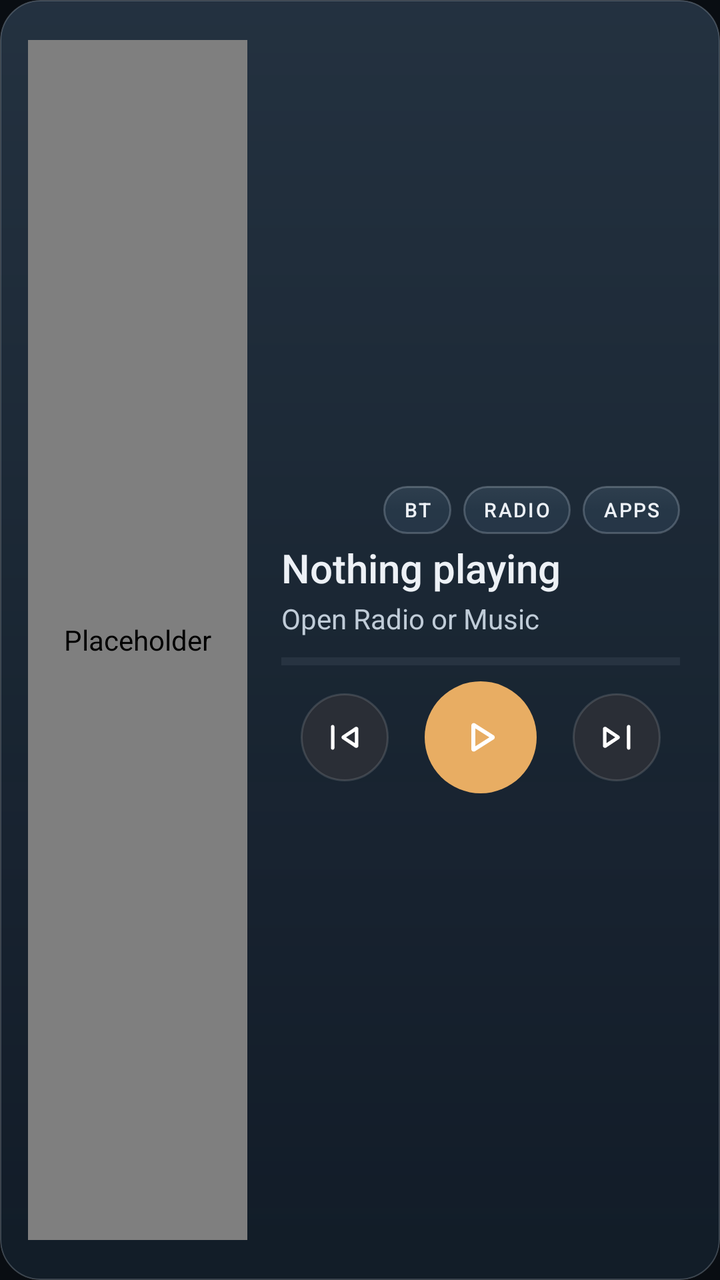
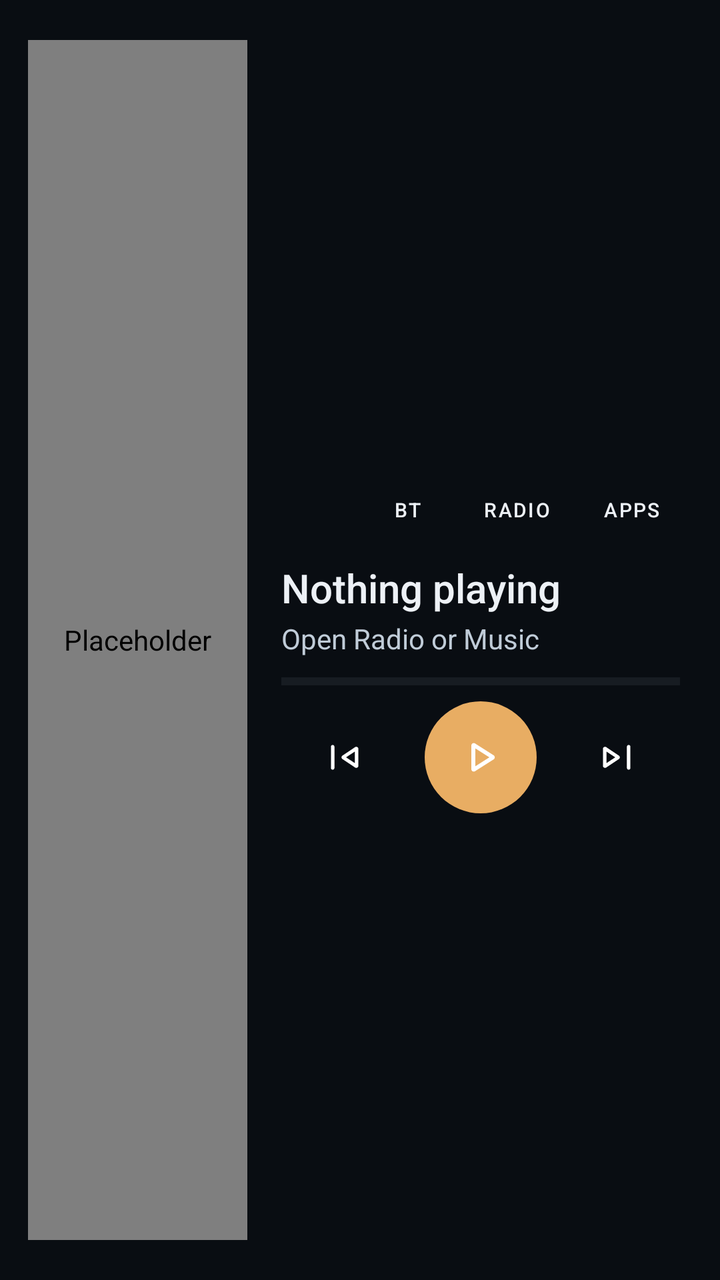

Screens rendered from an Android XML layout before and after an edit, with the pre-edit source and the edit as a unified diff.
<!-- AndroidManifest.xml: application theme Theme.RamLauncher -->
<!-- res/layout/widget_media.xml -->
<?xml version="1.0" encoding="utf-8"?>
<LinearLayout xmlns:android="http://schemas.android.com/apk/res/android"
    android:id="@+id/media_card"
    android:layout_width="match_parent"
    android:layout_height="match_parent"
    android:orientation="horizontal"
    android:gravity="center_vertical"
    android:padding="14dp"
    android:background="@drawable/glass_card"
    android:clipToOutline="true">

    <com.ramphoenix.launcher.SquareImageView
        android:id="@+id/media_art"
        android:layout_width="wrap_content"
        android:layout_height="match_parent"
        android:layout_marginTop="6dp"
        android:layout_marginBottom="6dp"
        android:padding="18dp"
        android:scaleType="centerCrop"
        android:src="@drawable/ic_media_fallback"
        android:background="@drawable/glass_tile_sq"
        android:contentDescription="@null" />

    <LinearLayout
        android:id="@+id/media_info"
        android:layout_width="0dp"
        android:layout_height="wrap_content"
        android:layout_weight="1"
        android:layout_marginStart="17dp"
        android:layout_marginEnd="6dp"
        android:orientation="vertical">

        <LinearLayout
            android:layout_width="match_parent"
            android:layout_height="wrap_content"
            android:orientation="horizontal"
            android:gravity="center_vertical">
            <ImageView
                android:id="@+id/media_src_icon"
                android:layout_width="20dp"
                android:layout_height="20dp"
                android:contentDescription="@null" />
            <TextView
                android:id="@+id/media_src_name"
                android:layout_width="0dp"
                android:layout_weight="1"
                android:layout_height="wrap_content"
                android:layout_marginStart="7dp"
                android:maxLines="1"
                android:ellipsize="end"
                android:textColor="@color/text_secondary"
                android:textSize="13sp" />
            
            <TextView style="@style/SourcePill" android:id="@+id/media_src_bt"    android:text="@string/source_bt" />
            <TextView style="@style/SourcePill" android:id="@+id/media_src_radio" android:text="@string/source_radio" />
            <TextView style="@style/SourcePill" android:id="@+id/media_src_apps"  android:text="@string/source_apps" />
        </LinearLayout>

        <TextView
            android:id="@+id/media_title"
            android:layout_width="match_parent"
            android:layout_height="wrap_content"
            android:layout_marginTop="6dp"
            android:text="@string/nothing_playing"
            android:textColor="@color/text_primary"
            android:textSize="20sp"
            android:fontFamily="sans-serif-medium"
            android:maxLines="1"
            android:ellipsize="end"
            android:includeFontPadding="false" />

        <TextView
            android:id="@+id/media_artist"
            android:layout_width="match_parent"
            android:layout_height="wrap_content"
            android:layout_marginTop="3dp"
            android:text="@string/open_media_hint"
            android:textColor="@color/text_secondary"
            android:textSize="14sp"
            android:maxLines="1"
            android:ellipsize="end" />

        <ProgressBar
            android:id="@+id/media_progress"
            style="?android:attr/progressBarStyleHorizontal"
            android:layout_width="match_parent"
            android:layout_height="4dp"
            android:layout_marginTop="10dp"
            android:max="1000"
            android:progress="0"
            android:progressTint="@color/accent"
            android:progressBackgroundTint="@color/glass_stroke" />

        <LinearLayout
            android:id="@+id/media_controls"
            android:layout_width="match_parent"
            android:layout_height="wrap_content"
            android:layout_marginTop="8dp"
            android:orientation="horizontal"
            android:gravity="center">
            <ImageView
                android:id="@+id/media_prev"
                android:layout_width="44dp"
                android:layout_height="44dp"
                android:padding="8dp"
                android:src="@drawable/ic_m_skip_previous"
                android:background="@drawable/media_btn"
                android:contentDescription="@null" />
            <ImageView
                android:id="@+id/media_play"
                android:layout_width="56dp"
                android:layout_height="56dp"
                android:layout_marginStart="18dp"
                android:layout_marginEnd="18dp"
                android:padding="12dp"
                android:src="@drawable/ic_m_play_arrow"
                android:background="@drawable/media_btn_accent"
                android:contentDescription="@null" />
            <ImageView
                android:id="@+id/media_next"
                android:layout_width="44dp"
                android:layout_height="44dp"
                android:padding="8dp"
                android:src="@drawable/ic_m_skip_next"
                android:background="@drawable/media_btn"
                android:contentDescription="@null" />
        </LinearLayout>
    </LinearLayout>
</LinearLayout>
<!-- resources referenced by this layout -->
<resources>
  <!-- drawable glass_card (drawable) -->
  <?xml version="1.0" encoding="utf-8"?>
  <shape xmlns:android="http://schemas.android.com/apk/res/android" android:shape="rectangle">
      <corners android:radius="20dp" />
      <gradient android:angle="270" android:startColor="#CC2A3A4B" android:endColor="@color/surface_card" />
      <stroke android:width="0.5dp" android:color="@color/glass_stroke" />
  </shape>
  <!-- drawable glass_tile_sq (drawable) -->
  <?xml version="1.0" encoding="utf-8"?>
  <layer-list xmlns:android="http://schemas.android.com/apk/res/android">
      <item>
          <shape android:shape="rectangle">
              <corners android:radius="14dp" />
              <solid android:color="@color/glass_fill" />
              <stroke android:width="1dp" android:color="@color/glass_stroke" />
          </shape>
      </item>
      <item>
          <shape android:shape="rectangle">
              <corners android:radius="14dp" />
              <gradient android:type="linear" android:angle="270"
                  android:startColor="@color/glass_highlight"
                  android:centerColor="#00FFFFFF" android:endColor="#00FFFFFF" />
          </shape>
      </item>
  </layer-list>
  <!-- drawable media_btn (drawable) -->
  <?xml version="1.0" encoding="utf-8"?>
  <ripple xmlns:android="http://schemas.android.com/apk/res/android" android:color="@color/accent_soft">
      <item><shape android:shape="oval"><solid android:color="#FF2A2E36" /><stroke android:width="1dp" android:color="#22FFFFFF" /></shape></item>
  </ripple>
  <style name="SourcePill">
          <item name="android:layout_width">wrap_content</item>
          <item name="android:layout_height">24dp</item>
          <item name="android:layout_marginStart">6dp</item>
          <item name="android:paddingStart">10dp</item>
          <item name="android:paddingEnd">10dp</item>
          <item name="android:gravity">center</item>
          <item name="android:background">@drawable/glass_tile_selector</item>
          <item name="android:textColor">@color/text_primary</item>
          <item name="android:textSize">10sp</item>
          <item name="android:letterSpacing">0.08</item>
          <item name="android:fontFamily">sans-serif-medium</item>
          <item name="android:clickable">true</item>
          <item name="android:focusable">true</item>
      </style>
  <color name="surface_card">#C313202D</color>
  <color name="glass_fill">#BC2B3C4E</color>
  <color name="glass_highlight">#0AFFFFFF</color>
  <color name="accent_soft">#30E8AD63</color>
  <!-- drawable glass_tile_selector (drawable) -->
  <?xml version="1.0" encoding="utf-8"?>
  <ripple xmlns:android="http://schemas.android.com/apk/res/android" android:color="@color/accent_soft">
      <item android:id="@android:id/mask">
          <shape android:shape="rectangle">
              <corners android:radius="30dp" />
              <solid android:color="#FFFFFFFF" />
          </shape>
      </item>
      <item>
          <selector>
              <item android:state_pressed="true" android:drawable="@drawable/glass_tile_pressed" />
              <item android:state_focused="true" android:drawable="@drawable/glass_tile_pressed" />
              <item android:state_selected="true" android:drawable="@drawable/glass_tile_pressed" />
              <item android:drawable="@drawable/glass_tile" />
          </selector>
      </item>
  </ripple>
  <!-- drawable glass_tile_pressed (drawable) -->
  <?xml version="1.0" encoding="utf-8"?>
  <layer-list xmlns:android="http://schemas.android.com/apk/res/android">
      <item>
          <shape android:shape="rectangle">
              <corners android:radius="30dp" />
              <solid android:color="@color/glass_fill_bright" />
              <stroke android:width="1.5dp" android:color="@color/glass_stroke_bright" />
          </shape>
      </item>
  </layer-list>
  <!-- drawable glass_tile (drawable) -->
  <?xml version="1.0" encoding="utf-8"?>
  <layer-list xmlns:android="http://schemas.android.com/apk/res/android">
      <item>
          <shape android:shape="rectangle">
              <corners android:radius="30dp" />
              <solid android:color="@color/glass_fill" />
              <stroke android:width="1dp" android:color="@color/glass_stroke" />
          </shape>
      </item>
      <item>
          <shape android:shape="rectangle">
              <corners android:radius="30dp" />
              <gradient android:type="linear" android:angle="270"
                  android:startColor="@color/glass_highlight"
                  android:centerColor="#00FFFFFF" android:endColor="#00FFFFFF" />
          </shape>
      </item>
  </layer-list>
  <color name="glass_fill_bright">#D4435364</color>
  <color name="glass_stroke_bright">#FFB98A51</color>
  <!-- unchanged entries left out for length: 17 -->
</resources>

<!-- the commit's change to res/layout/widget_media.xml (unified diff, before → after) -->
@@ -1,13 +1,14 @@
 <?xml version="1.0" encoding="utf-8"?>
-<LinearLayout xmlns:android="http://schemas.android.com/apk/res/android"
+<FrameLayout xmlns:android="http://schemas.android.com/apk/res/android"
     android:id="@+id/media_card"
     android:layout_width="match_parent"
     android:layout_height="match_parent"
-    android:orientation="horizontal"
-    android:gravity="center_vertical"
-    android:padding="14dp"
     android:background="@drawable/glass_card"
     android:clipToOutline="true">
+
+    <LinearLayout android:id="@+id/media_main" android:layout_width="match_parent"
+        android:layout_height="match_parent" android:orientation="horizontal"
+        android:gravity="center_vertical" android:padding="14dp">
 
     <com.ramphoenix.launcher.SquareImageView
         android:id="@+id/media_art"
@@ -105,7 +106,7 @@
                 android:padding="8dp"
                 android:src="@drawable/ic_m_skip_previous"
                 android:background="@drawable/media_btn"
-                android:contentDescription="@null" />
+                android:contentDescription="Previous track or seek down" />
             <ImageView
                 android:id="@+id/media_play"
                 android:layout_width="56dp"
@@ -115,7 +116,7 @@
                 android:padding="12dp"
                 android:src="@drawable/ic_m_play_arrow"
                 android:background="@drawable/media_btn_accent"
-                android:contentDescription="@null" />
+                android:contentDescription="Play or pause" />
             <ImageView
                 android:id="@+id/media_next"
                 android:layout_width="44dp"
@@ -123,7 +124,25 @@
                 android:padding="8dp"
                 android:src="@drawable/ic_m_skip_next"
                 android:background="@drawable/media_btn"
-                android:contentDescription="@null" />
+                android:contentDescription="Next track or seek up" />
         </LinearLayout>
     </LinearLayout>
-</LinearLayout>
+    </LinearLayout>
+    <LinearLayout android:id="@+id/media_idle" android:layout_width="match_parent"
+        android:layout_height="76dp" android:layout_gravity="center_vertical"
+        android:orientation="horizontal" android:gravity="center_vertical"
+        android:paddingHorizontal="12dp" android:visibility="gone">
+        <ImageView android:layout_width="26dp" android:layout_height="26dp"
+            android:src="@drawable/ic_music" android:tint="@color/text_secondary" android:contentDescription="@null" />
+        <TextView android:id="@+id/media_idle_title" android:layout_width="0dp"
+            android:layout_weight="1" android:layout_height="wrap_content" android:layout_marginStart="12dp"
+            android:text="@string/nothing_playing" android:textColor="@color/text_secondary"
+            android:textSize="14sp" android:maxLines="1" android:ellipsize="end" />
+        <TextView style="@style/SourcePill" android:id="@+id/media_idle_bt" android:text="@string/source_bt" />
+        <TextView style="@style/SourcePill" android:id="@+id/media_idle_radio" android:text="@string/source_radio" />
+        <TextView style="@style/SourcePill" android:id="@+id/media_idle_apps" android:text="@string/source_apps" />
+        <ImageView android:id="@+id/media_idle_play" android:layout_width="44dp" android:layout_height="44dp"
+            android:layout_marginStart="10dp" android:padding="10dp" android:src="@drawable/ic_m_play_arrow"
+            android:background="@drawable/media_btn" android:contentDescription="Resume audio" />
+    </LinearLayout>
+</FrameLayout>
<!-- resource entries referenced after the edit -->
@@ -2,38 +2,23 @@
 <resources>
   <!-- drawable glass_card (drawable) -->
   <?xml version="1.0" encoding="utf-8"?>
-  <shape xmlns:android="http://schemas.android.com/apk/res/android" android:shape="rectangle">
-      <corners android:radius="20dp" />
-      <gradient android:angle="270" android:startColor="#CC2A3A4B" android:endColor="@color/surface_card" />
-      <stroke android:width="0.5dp" android:color="@color/glass_stroke" />
-  </shape>
+  <drawable class="com.ramphoenix.appearance.GlassDrawable$Panel" />
   <!-- drawable glass_tile_sq (drawable) -->
   <?xml version="1.0" encoding="utf-8"?>
-  <layer-list xmlns:android="http://schemas.android.com/apk/res/android">
-      <item>
-          <shape android:shape="rectangle">
-              <corners android:radius="14dp" />
-              <solid android:color="@color/glass_fill" />
-              <stroke android:width="1dp" android:color="@color/glass_stroke" />
-          </shape>
-      </item>
-      <item>
-          <shape android:shape="rectangle">
-              <corners android:radius="14dp" />
-              <gradient android:type="linear" android:angle="270"
-                  android:startColor="@color/glass_highlight"
-                  android:centerColor="#00FFFFFF" android:endColor="#00FFFFFF" />
-          </shape>
-      </item>
-  </layer-list>
+  <drawable class="com.ramphoenix.appearance.GlassDrawable$Control" />
+  <!-- drawable ic_music (drawable) -->
+  <vector xmlns:android="http://schemas.android.com/apk/res/android"
+      android:width="24dp" android:height="24dp"
+      android:viewportWidth="24" android:viewportHeight="24">
+      <path android:fillColor="#FFFFFFFF" android:pathData="M12,3v10.55A4,4 0 1,0 14,17V7h4V3h-6z" />
+  </vector>
   <!-- drawable media_btn (drawable) -->
   <?xml version="1.0" encoding="utf-8"?>
-  <ripple xmlns:android="http://schemas.android.com/apk/res/android" android:color="@color/accent_soft">
-      <item><shape android:shape="oval"><solid android:color="#FF2A2E36" /><stroke android:width="1dp" android:color="#22FFFFFF" /></shape></item>
-  </ripple>
+  <drawable class="com.ramphoenix.appearance.GlassDrawable$Circle" />
   <style name="SourcePill">
           <item name="android:layout_width">wrap_content</item>
-          <item name="android:layout_height">24dp</item>
+          <item name="android:layout_height">44dp</item>
+          <item name="android:minWidth">44dp</item>
           <item name="android:layout_marginStart">6dp</item>
           <item name="android:paddingStart">10dp</item>
           <item name="android:paddingEnd">10dp</item>
@@ -46,60 +31,9 @@
           <item name="android:clickable">true</item>
           <item name="android:focusable">true</item>
       </style>
-  <color name="surface_card">#C313202D</color>
-  <color name="glass_fill">#BC2B3C4E</color>
-  <color name="glass_highlight">#0AFFFFFF</color>
-  <color name="accent_soft">#30E8AD63</color>
   <!-- drawable glass_tile_selector (drawable) -->
   <?xml version="1.0" encoding="utf-8"?>
-  <ripple xmlns:android="http://schemas.android.com/apk/res/android" android:color="@color/accent_soft">
-      <item android:id="@android:id/mask">
-          <shape android:shape="rectangle">
-              <corners android:radius="30dp" />
-              <solid android:color="#FFFFFFFF" />
-          </shape>
-      </item>
-      <item>
-          <selector>
-              <item android:state_pressed="true" android:drawable="@drawable/glass_tile_pressed" />
-              <item android:state_focused="true" android:drawable="@drawable/glass_tile_pressed" />
-              <item android:state_selected="true" android:drawable="@drawable/glass_tile_pressed" />
-              <item android:drawable="@drawable/glass_tile" />
-          </selector>
-      </item>
-  </ripple>
-  <!-- drawable glass_tile_pressed (drawable) -->
-  <?xml version="1.0" encoding="utf-8"?>
-  <layer-list xmlns:android="http://schemas.android.com/apk/res/android">
-      <item>
-          <shape android:shape="rectangle">
-              <corners android:radius="30dp" />
-              <solid android:color="@color/glass_fill_bright" />
-              <stroke android:width="1.5dp" android:color="@color/glass_stroke_bright" />
-          </shape>
-      </item>
-  </layer-list>
-  <!-- drawable glass_tile (drawable) -->
-  <?xml version="1.0" encoding="utf-8"?>
-  <layer-list xmlns:android="http://schemas.android.com/apk/res/android">
-      <item>
-          <shape android:shape="rectangle">
-              <corners android:radius="30dp" />
-              <solid android:color="@color/glass_fill" />
-              <stroke android:width="1dp" android:color="@color/glass_stroke" />
-          </shape>
-      </item>
-      <item>
-          <shape android:shape="rectangle">
-              <corners android:radius="30dp" />
-              <gradient android:type="linear" android:angle="270"
-                  android:startColor="@color/glass_highlight"
-                  android:centerColor="#00FFFFFF" android:endColor="#00FFFFFF" />
-          </shape>
-      </item>
-  </layer-list>
-  <color name="glass_fill_bright">#D4435364</color>
-  <color name="glass_stroke_bright">#FFB98A51</color>
+  <drawable class="com.ramphoenix.appearance.GlassDrawable$Control" />
   <!-- unchanged entries left out for length: 17 -->
 </resources>
 
